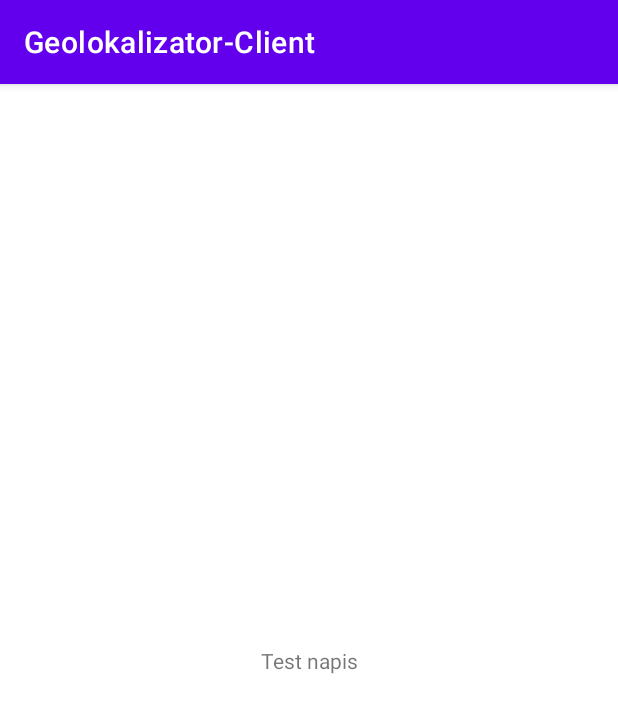
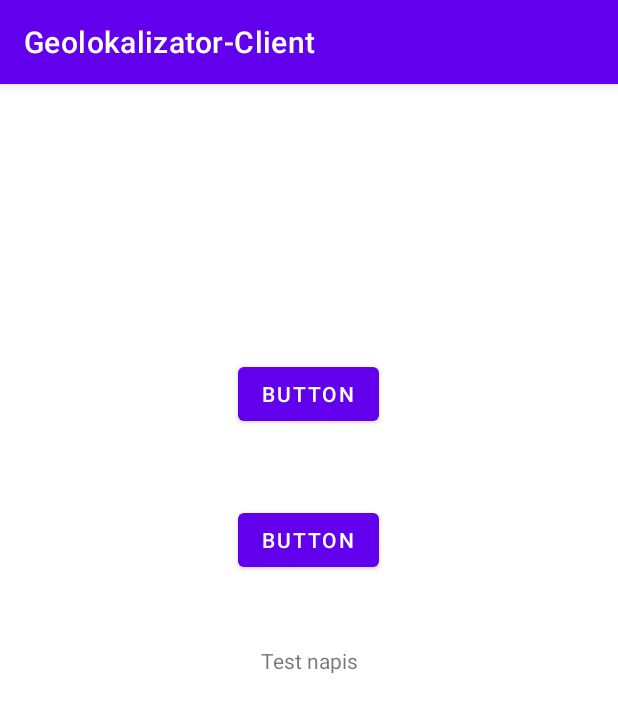
Before and after one commit to RafixBlue/Geolokalizator-Client, an Android app: the screen it shows after launch (LoginRegisterActivity), on a phone screen of 412 x 824 dp. Shown: the top 713 px of the screen. Run offline under Robolectric (Android 15) with nearby library versions, the phone set to English and light mode, and no system bars.

```diff
--- a/app/src/main/AndroidManifest.xml
+++ b/app/src/main/AndroidManifest.xml
@@ -2,7 +2,9 @@
 <manifest xmlns:android="http://schemas.android.com/apk/res/android"
     package="com.magisterka.geolokalizator_client" >
 
-    <uses-permission android:name="android.permission.ACCESS_COARSE_LOCATION" />
+    <uses-permission android:name="android.permission.ACCESS_FINE_LOCATION" />
+    <uses-permission android:name="android.permission.READ_PHONE_STATE" />
+
     <application
         android:allowBackup="true"
         android:icon="@mipmap/ic_launcher"
@@ -10,7 +12,7 @@
         android:roundIcon="@mipmap/ic_launcher_round"
         android:supportsRtl="true"
         android:theme="@style/Theme.GeolokalizatorClient" >
-        <activity android:name=".LoginRegisterActivity" android:exported="true" >>
+        <activity android:name=".LoginRegisterActivity" android:exported="true" >
             <intent-filter>
                 <action android:name="android.intent.action.MAIN" />
 
--- a/app/src/main/res/layout/activity_login_register.xml
+++ b/app/src/main/res/layout/activity_login_register.xml
@@ -16,4 +16,30 @@
       app:layout_constraintEnd_toEndOf="parent"
       app:layout_constraintStart_toStartOf="parent"
       app:layout_constraintTop_toTopOf="parent" />
+
+  <Button
+      android:id="@+id/button"
+      android:layout_width="wrap_content"
+      android:layout_height="wrap_content"
+      android:text="Button"
+      android:onClick="testClick"
+      app:layout_constraintBottom_toTopOf="@+id/textView"
+      app:layout_constraintEnd_toEndOf="parent"
+      app:layout_constraintHorizontal_bias="0.498"
+      app:layout_constraintStart_toStartOf="parent"
+      app:layout_constraintTop_toTopOf="parent"
+      app:layout_constraintVertical_bias="0.857" />
+
+  <Button
+      android:id="@+id/button2"
+      android:layout_width="wrap_content"
+      android:layout_height="wrap_content"
+      android:text="Button"
+      android:onClick="testClickTwo"
+      app:layout_constraintBottom_toTopOf="@+id/button"
+      app:layout_constraintEnd_toEndOf="parent"
+      app:layout_constraintHorizontal_bias="0.498"
+      app:layout_constraintStart_toStartOf="parent"
+      app:layout_constraintTop_toTopOf="parent"
+      app:layout_constraintVertical_bias="0.787" />
 </androidx.constraintlayout.widget.ConstraintLayout>
```
Also changed, not shown: app/src/main/java/com/magisterka/geolokalizator_client/DataCollectorLocation.java (+90 -31 lines), app/src/main/java/com/magisterka/geolokalizator_client/LoginRegisterActivity.java (+50 -0 lines).
